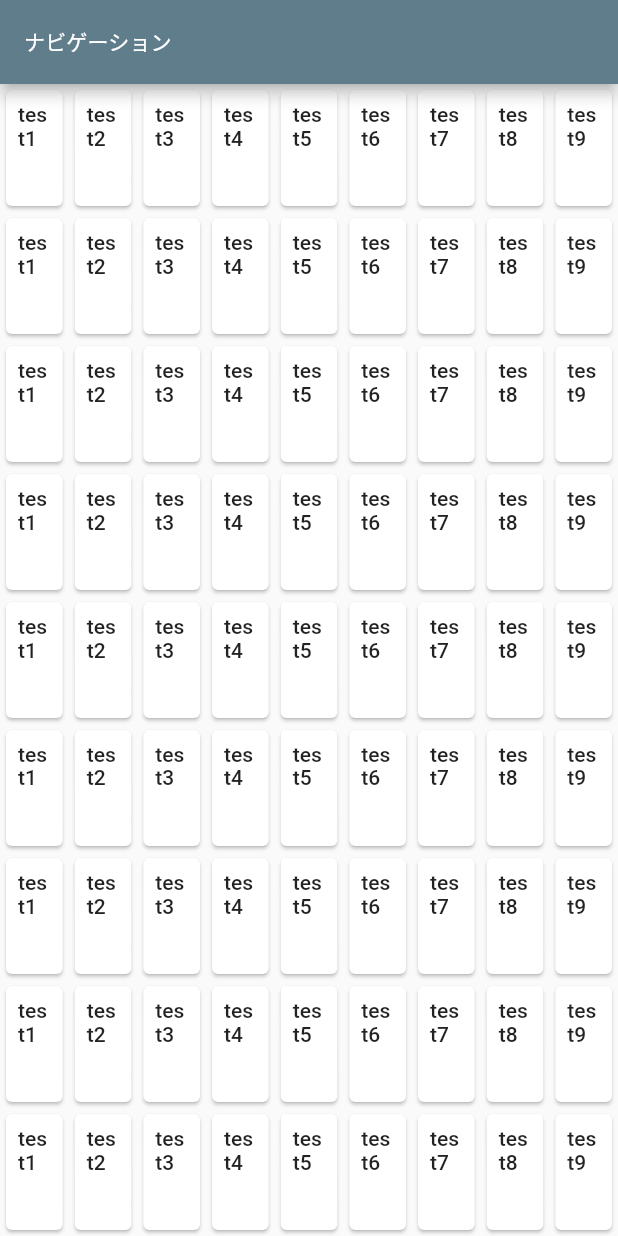
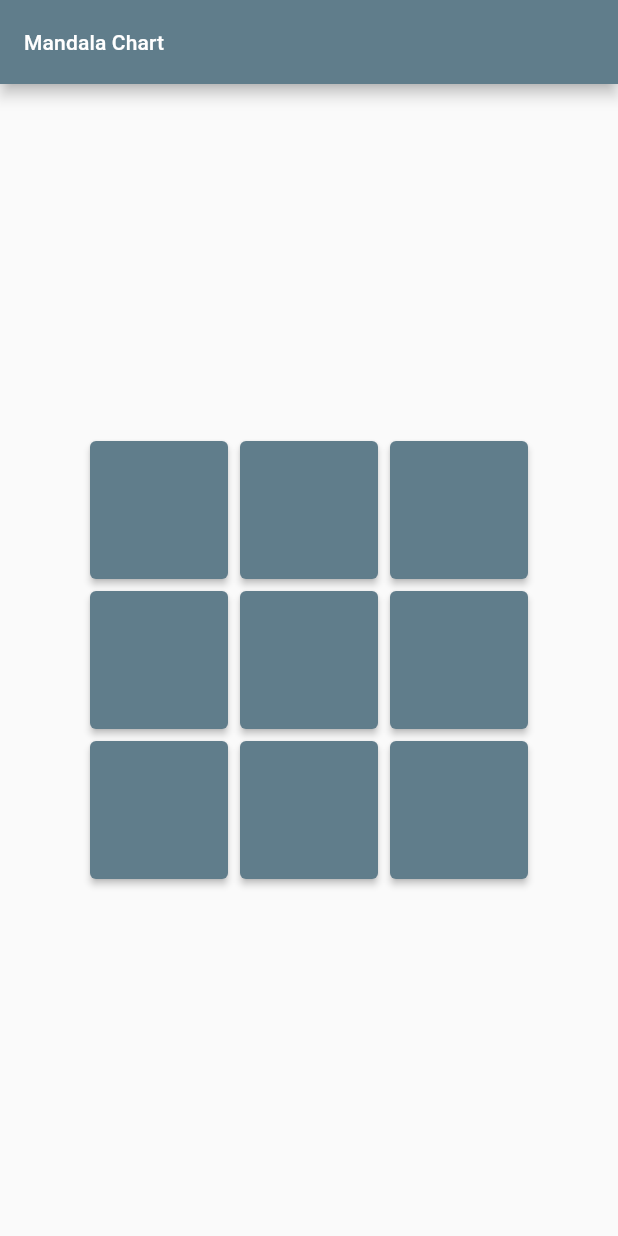
Before and after one commit to yamap62/flutter_sample, a Flutter app: the screen it shows after launch, on a phone screen of 412 x 824 dp. Run offline on Flutter 3.47's test engine with Material 2 defaults, Android fonts, the phone set to English and light mode, and no system bars.

```diff
--- /dev/null
+++ b/analysis_options.yaml
@@ -0,0 +1 @@
+include: package:flutter_lints/flutter.yaml
--- a/lib/components/panel.dart
+++ b/lib/components/panel.dart
@@ -1,45 +1,8 @@
-import 'package:flutter/material.dart';
-
-class Panel extends StatefulWidget {
-  Panel({Key? key, required this.text}) : super(key: key);
-  final String text;
-  @override
-  _PanelState createState() => _PanelState();
-}
-
-class _PanelState extends State<Panel> {
-  @override
-  Widget build(BuildContext context) {
-    final textTheme = Theme.of(context).textTheme;
-
-    return Expanded(
-      child: Card(
-        child: Stack(
-          children: [
-            Column(
-              crossAxisAlignment: CrossAxisAlignment.stretch,
-              children: [
-                Padding(
-                  padding: const EdgeInsets.all(8),
-                  child: Column(
-                    crossAxisAlignment: CrossAxisAlignment.start,
-                    children: [
-                      Text(
-                        widget.text,
-                        style: textTheme.bodyText1,
-                      ),
-                    ],
-                  ),
-                ),
-              ],
-            ),
-            InkWell(
-              splashColor: Colors.black38,
-              onTap: () {},
-            ),
-          ],
-        ),
-      ),
-    );
+class Panel {
+  final bool isMain = false;
+  final String text = "";
+  Panel({isMain, text}) {
+    isMain = isMain;
+    text = text;
   }
 }
--- a/lib/main.dart
+++ b/lib/main.dart
@@ -1,19 +1,29 @@
 import 'package:flutter/material.dart';
+import 'package:flutter/services.dart';
 import 'package:sample_app/pages/all_panel.dart';
 
-void main() {
-  runApp(SampleApp());
+Future main() async {
+  WidgetsFlutterBinding.ensureInitialized();
+  await SystemChrome.setPreferredOrientations([
+    DeviceOrientation.portraitUp,
+    DeviceOrientation.portraitDown,
+  ]);
+  runApp(const SampleApp());
 }
 
 class SampleApp extends StatelessWidget {
+  static const String title = 'Mandala Chart';
+
+  const SampleApp({Key? key}) : super(key: key);
+
   @override
   Widget build(BuildContext context) {
     return MaterialApp(
-      title: 'Mandala Chart',
+      title: title,
       theme: ThemeData(
         primarySwatch: Colors.blueGrey,
       ),
-      home: AllPanelPage(),
+      home: const AllPanelPage(title: title),
     );
   }
 }
--- a/lib/pages/all_panel.dart
+++ b/lib/pages/all_panel.dart
@@ -1,23 +1,42 @@
 import 'package:flutter/material.dart';
+import 'package:sample_app/components/form_dialog.dart';
 import 'package:sample_app/components/panel.dart';
 
+import '../utils.dart';
+
 class AllPanelPage extends StatefulWidget {
-  AllPanelPage({Key? key}) : super(key: key);
+  final String title;
+  const AllPanelPage({Key? key, required this.title}) : super(key: key);
 
   @override
   _AllPanelPageState createState() => _AllPanelPageState();
 }
 
 class _AllPanelPageState extends State<AllPanelPage> {
+  static const countMatrix = 3;
+  static const double size = 92;
+  late List<List<Panel>> matrix;
+
   @override
-  Widget build(BuildContext context) {
-    return Scaffold(
+  void initState() {
+    super.initState();
+
+    setPanels();
+  }
+
+  void setPanels() => setState(() => matrix = List.generate(
+        countMatrix,
+        (_) => List.generate(countMatrix, (_) => Panel()),
+      ));
+
+  @override
+  Widget build(BuildContext context) => Scaffold(
       appBar: AppBar(
         automaticallyImplyLeading: false,
         title: Column(
           children: [
             Text(
-                'ナビゲーション',
+              widget.title,
               style: Theme.of(context)
                   .textTheme
                   .subtitle2
@@ -27,51 +46,38 @@ class _AllPanelPageState extends State<AllPanelPage> {
         ),
       ),
       body: Column(
-          children: [
-            ...List.generate(
-              9,
-              (index) => Expanded(
-                child: Row(
-                  crossAxisAlignment: CrossAxisAlignment.stretch,
-                  children: [
-                    Panel(text: 'test1'),
-                    Panel(text: 'test2'),
-                    Panel(text: 'test3'),
-                    Panel(text: 'test4'),
-                    Panel(text: 'test5'),
-                    Panel(text: 'test6'),
-                    Panel(text: 'test7'),
-                    Panel(text: 'test8'),
-                    Panel(text: 'test9'),
-                  ],
+        mainAxisAlignment: MainAxisAlignment.center,
+        children: Utils.modelBuilder(matrix, (x, value) => buildRow(x)),
+      ));
+
+  Widget buildRow(int x) {
+    final values = matrix[x];
+
+    return Row(
+      mainAxisAlignment: MainAxisAlignment.center,
+      children: Utils.modelBuilder(
+        values,
+        (y, value) => buildField(x, y),
       ),
-              ),
-            ),
-          ],
-        )
-
-        // bottomNavigationBar: BottomNavigationBar(
-        //   currentIndex: _pageIndex,
-        //   onTap: (selectedIndex) {
-        //     setState(() {
-        //       _pageIndex = selectedIndex;
-        //     });
-        //   },
-        //   items: [
-        //     BottomNavigationBarItem(
-        //       icon: const Icon(Icons.photo_library),
-        //       label: localizations.demoFadeThroughAlbumsDestination,
-        //     ),
-        //     BottomNavigationBarItem(
-        //       icon: const Icon(Icons.photo),
-        //       label: localizations.demoFadeThroughPhotosDestination,
-        //     ),
-        //     BottomNavigationBarItem(
-        //       icon: const Icon(Icons.search),
-        //       label: localizations.demoFadeThroughSearchDestination,
-        //     ),
-        //   ],
-        // ),
     );
   }
+
+  Widget buildField(int x, int y) {
+    final value = matrix[x][y];
+
+    return Container(
+      margin: const EdgeInsets.all(4),
+      child: ElevatedButton(
+        style: ElevatedButton.styleFrom(
+          minimumSize: const Size(size, size),
+        ),
+        child: Text(value.text, style: const TextStyle(fontSize: 32)),
+        onPressed: () => fillOutPanel(value.text, x, y),
+      ),
+    );
   }
+
+  void fillOutPanel(String value, int x, int y) {
+    FormDialog.show(context);
+  }
+}
--- /dev/null
+++ b/lib/utils.dart
@@ -0,0 +1,12 @@
+import 'package:flutter/material.dart';
+
+class Utils {
+  static List<Widget> modelBuilder<M>(
+          List<M> models, Widget Function(int index, M model) builder) =>
+      models
+          .asMap()
+          .map<int, Widget>(
+              (index, model) => MapEntry(index, builder(index, model)))
+          .values
+          .toList();
+}
--- a/pubspec.yaml
+++ b/pubspec.yaml
@@ -10,6 +10,7 @@ dependencies:
   cupertino_icons: ^1.0.2
   animations: ^2.0.1
 dev_dependencies:
+  flutter_lints: ^1.0.4
   flutter_test:
     sdk: flutter
 flutter:
```
Also changed, not shown: lib/components/form_dialog.dart (added, +37 -0 lines), lib/pages/part_panel.dart (deleted, +0 -30 lines), sample.dart (added, +178 -0 lines), pubspec.lock, 1 other file. Lines whose indentation alone changed are shown as unchanged.
